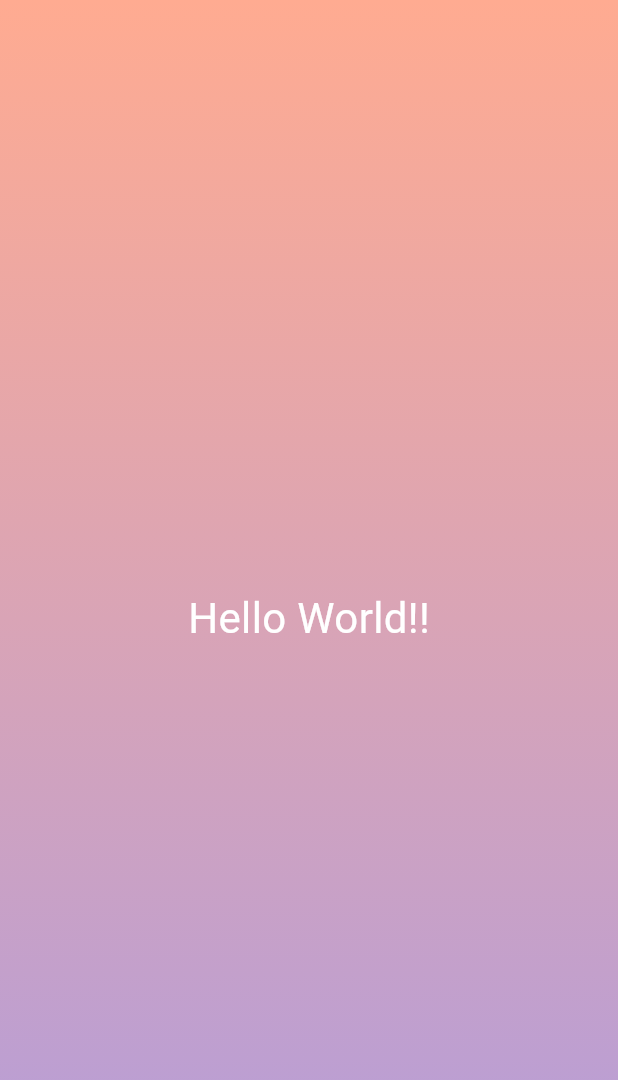
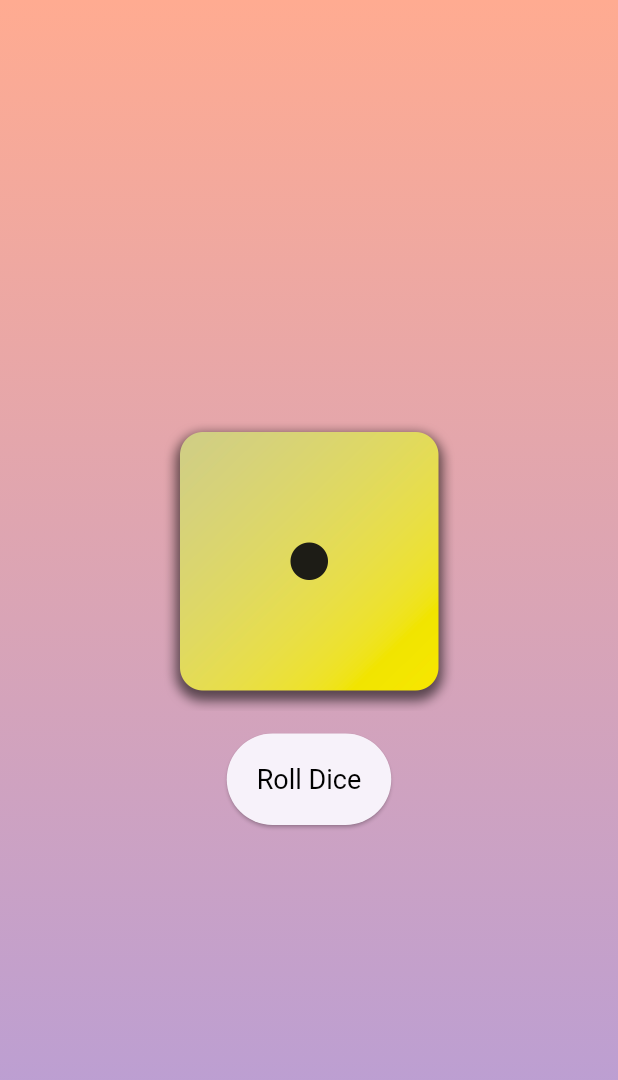
Before and after one commit to ayeshaak1/dice_roll, a Flutter app: the screen it shows after launch, on a phone screen of 412 x 824 dp. Shown: the top 1080 px of the screen. Run offline on Flutter 3.47's test engine with Material 3 defaults, Android fonts, the phone set to English and light mode, and no system bars.

Commit message:
Added DiceRoller StatefulWidget

```diff
--- /dev/null
+++ b/lib/dice_roller.dart
@@ -0,0 +1,45 @@
+import 'package:flutter/material.dart';
+
+class DiceRoller extends StatefulWidget{
+  const DiceRoller({super.key});
+
+  @override
+  State<DiceRoller> createState() {
+    return _DiceRollerState();
+  }
+}
+
+class _DiceRollerState extends State<DiceRoller>{
+  var diceImg = 'assets/image/dice-1.png';
+
+  void rollDice() {
+    diceImg = 'assets/image/dice-2.png';
+  }
+
+  @override
+  Widget build(context) {
+    return Column(
+          mainAxisSize: MainAxisSize.min,
+          children: [
+            Image.asset(
+              diceImg,
+              width: 200,
+            ),
+            Padding(
+              padding: const EdgeInsets.only(top: 15),
+              child: ElevatedButton(
+                onPressed: rollDice,
+                style: ElevatedButton.styleFrom(
+                  padding: const EdgeInsets.all(20),
+                  foregroundColor: Colors.black,
+                  textStyle: const TextStyle(
+                    fontSize: 18,
+                  ),
+                ),
+                child: const Text("Roll Dice"),
+              ),
+            ),
+          ],
+        );
+  }
+}
--- a/lib/gradient_container.dart
+++ b/lib/gradient_container.dart
@@ -1,5 +1,5 @@
 import 'package:flutter/material.dart';
-import 'package:dice_roll/styled_text.dart';
+import 'package:dice_roll/dice_roller.dart';
 
 const startAlignment = Alignment.topCenter;
 const endAlignment = Alignment.bottomCenter;
@@ -24,8 +24,8 @@ class GradientContainer extends StatelessWidget {
         ),
       ),
       child: const Center(
-        child: StyledText('Hello World!!'),
-        ),
+        child: DiceRoller(),
+      ),
     );
   }
 }
```
Also changed, not shown: pubspec.yaml (+7 -3 lines), assets/image/dice-1.png (added), assets/image/dice-2.png (added), assets/image/dice-3.png (added), assets/image/dice-4.png (added), assets/image/dice-5.png (added), assets/image/dice-6.png (added).
